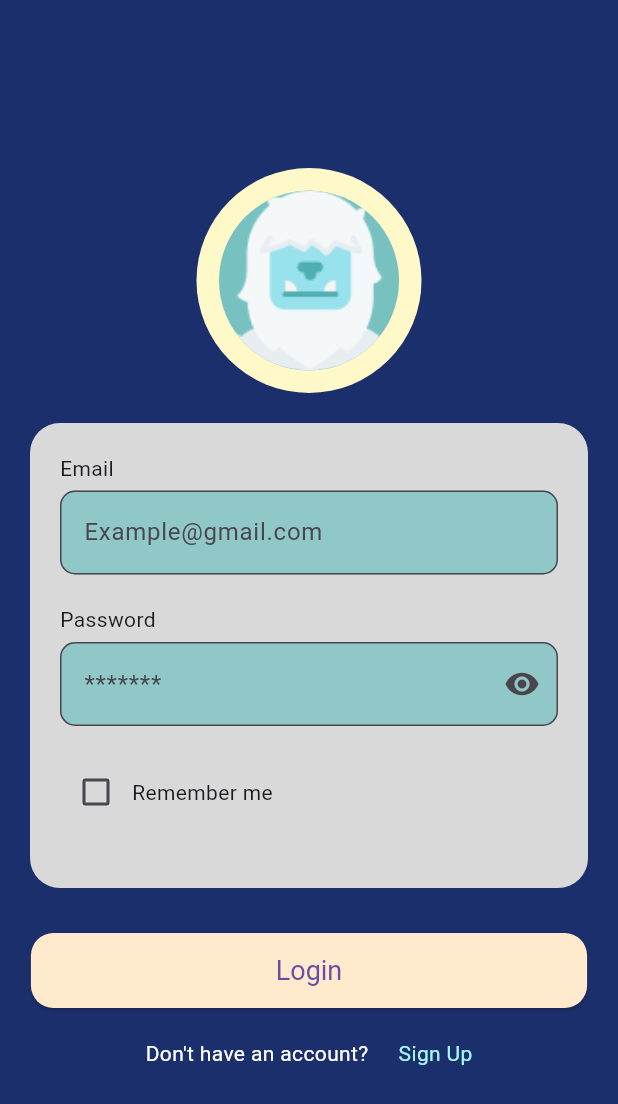
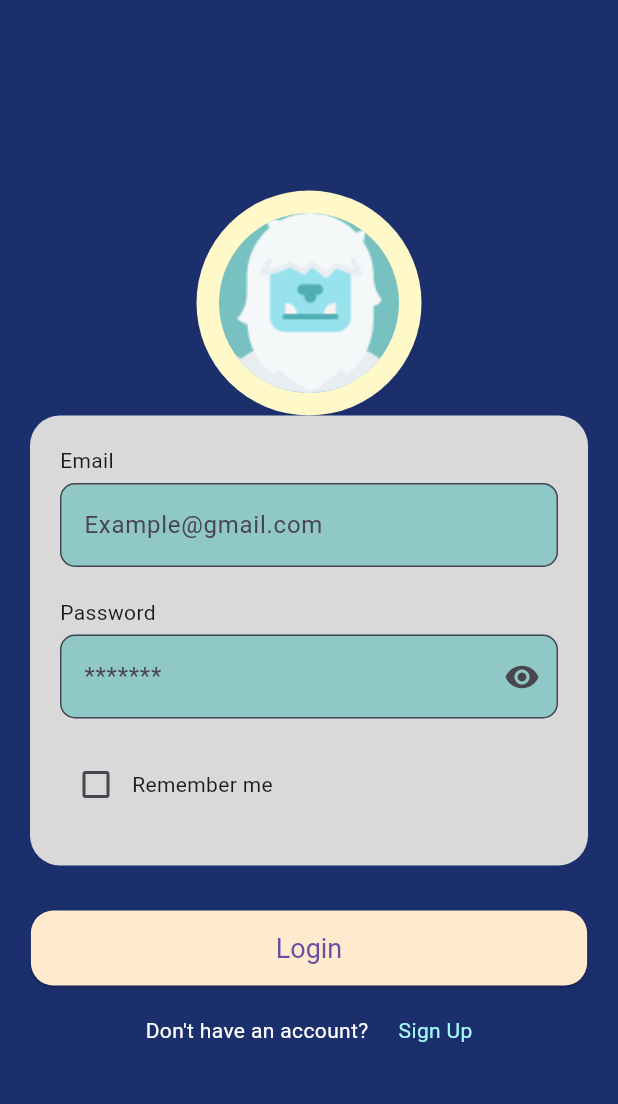
Before and after one commit to Marwanik/FlutterALbarakaTest, a Flutter app: the screen it shows after launch, on a phone screen of 412 x 824 dp. Shown: the top 1104 px of the screen. Run offline on Flutter 3.47's test engine with Material 3 defaults, Android fonts, the light colour scheme and no system bars; our stand-ins replace dio, get_it, shared_preferences.

Commit message:
sec commit

```diff
--- a/lib/loginScreen.dart
+++ b/lib/loginScreen.dart
@@ -12,12 +12,16 @@ class LoginScreen extends StatelessWidget {
       backgroundColor: Color(0xff1B2F6C),
       body: Center(
         child: SingleChildScrollView(
+          child: Container(
+
             child: Column(
               mainAxisAlignment: MainAxisAlignment.center,
               children: [
                 Stack(
+
                   alignment: Alignment.center,
                   children: [
+
                     CircleAvatar(
                       backgroundColor: Color(0xffFFF8C9),
                       radius: 75,
@@ -29,8 +33,9 @@ class LoginScreen extends StatelessWidget {
                     ),
                   ],
                 ),
-              SizedBox(height: 20),
+
                 Container(
+                  height: 300,
                   padding: EdgeInsets.all(20),
                   margin: EdgeInsets.symmetric(horizontal: 20),
                   decoration: BoxDecoration(
@@ -180,6 +185,7 @@ class LoginScreen extends StatelessWidget {
             ),
           ),
         ),
+      ),
     );
   }
 }
```
Also changed, not shown: lib/config/get_it_config.dart (+16 -15 lines). Lines whose indentation alone changed are shown as unchanged.
